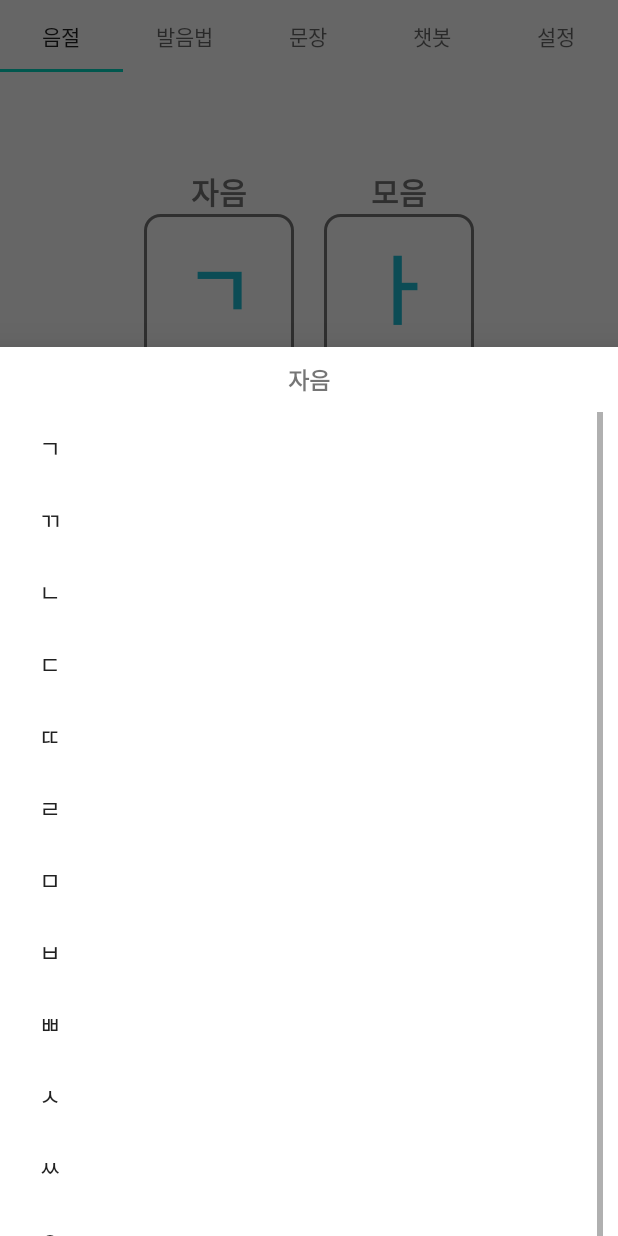
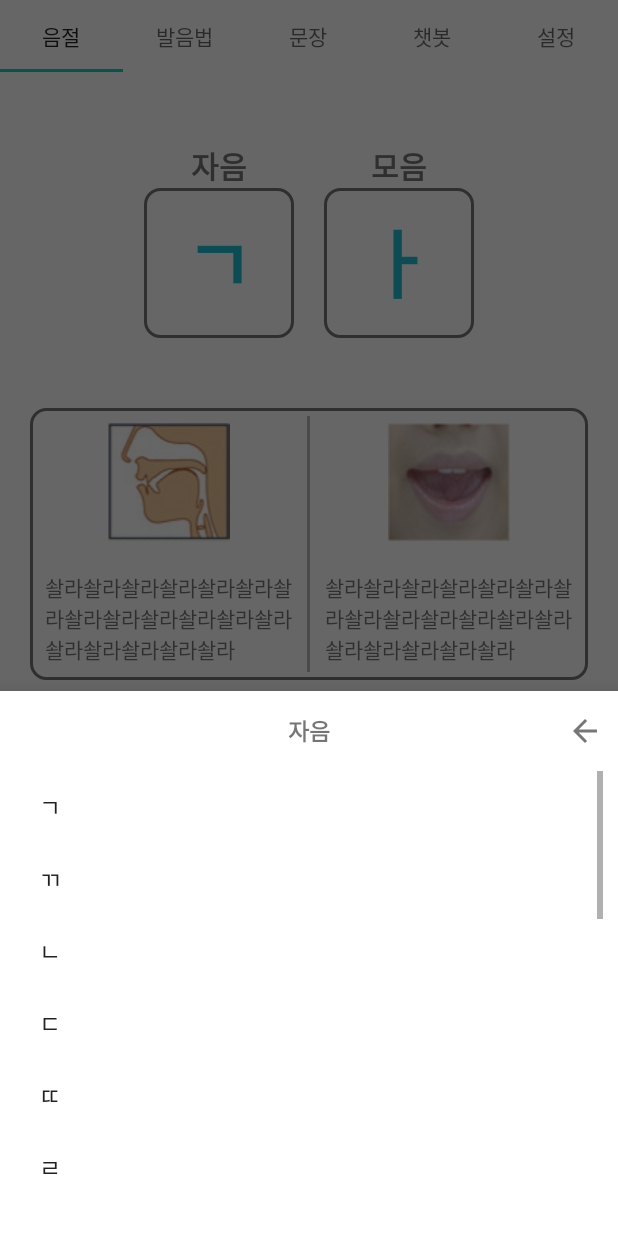
Before and after one commit to StartupChallenge/StartupChallenge, an Android app: the SyllableFragment screen opened directly, with no data from a screen before it, after a tap on an icon or button, on a phone screen of 412 x 824 dp. Run offline under Robolectric (Android 15) with nearby library versions, the phone set to English and light mode, and no system bars; our stand-ins replace androidx.preference.

Commit message:
자모음 선택 dialog 크기 조정, 드래그 비활성화

```diff
--- a/app/src/main/java/com/hoonhooney/sullivan/CharacterListDialog.java
+++ b/app/src/main/java/com/hoonhooney/sullivan/CharacterListDialog.java
@@ -1,5 +1,6 @@
 package com.hoonhooney.sullivan;
 
+import android.app.Dialog;
 import android.content.Context;
 import android.os.Bundle;
 import android.view.LayoutInflater;
@@ -7,13 +8,18 @@ import android.view.View;
 import android.view.ViewGroup;
 import android.widget.AdapterView;
 import android.widget.ArrayAdapter;
+import android.widget.ImageView;
 import android.widget.ListView;
 import android.widget.TextView;
 
 import androidx.annotation.NonNull;
 import androidx.annotation.Nullable;
 
+import com.google.android.material.bottomsheet.BottomSheetBehavior;
+import com.google.android.material.bottomsheet.BottomSheetDialog;
 import com.google.android.material.bottomsheet.BottomSheetDialogFragment;
+
+import java.lang.reflect.Field;
 
 public class CharacterListDialog extends BottomSheetDialogFragment {
     public static final String TAG = "TAG : CharacterListDialog";
@@ -23,6 +29,7 @@ public class CharacterListDialog extends BottomSheetDialogFragment {
     private String style;
     private TextView textView_title;
     private ListView listView_characters;
+    private ImageView button_back;
 
     private CharItemClickListener mListener;
 
@@ -54,6 +61,14 @@ public class CharacterListDialog extends BottomSheetDialogFragment {
             }
         });
 
+        button_back = view.findViewById(R.id.btn_bottom_sheet_back);
+        button_back.setOnClickListener(new View.OnClickListener() {
+            @Override
+            public void onClick(View view) {
+                dismiss();
+            }
+        });
+
         return view;
     }
 
@@ -68,6 +83,35 @@ public class CharacterListDialog extends BottomSheetDialogFragment {
     }
 
     @Override
+    public void setupDialog(Dialog dialog, int style) {
+        BottomSheetDialog bottomSheetDialog = (BottomSheetDialog) dialog;
+        bottomSheetDialog.setContentView(R.layout.dialog_bottom_sheet_list);
+
+        try {
+            Field behaviorField = bottomSheetDialog.getClass().getDeclaredField("behavior");
+            behaviorField.setAccessible(true);
+            final BottomSheetBehavior behavior = (BottomSheetBehavior) behaviorField.get(bottomSheetDialog);
+            behavior.setBottomSheetCallback(new BottomSheetBehavior.BottomSheetCallback() {
+
+                @Override
+                public void onStateChanged(@NonNull View bottomSheet, int newState) {
+                    if (newState == BottomSheetBehavior.STATE_DRAGGING){
+                        behavior.setState(BottomSheetBehavior.STATE_EXPANDED);
+                    }
+                }
+
+                @Override
+                public void onSlide(@NonNull View bottomSheet, float slideOffset) {
+                }
+            });
+        } catch (NoSuchFieldException e) {
+            e.printStackTrace();
+        } catch (IllegalAccessException e) {
+            e.printStackTrace();
+        }
+    }
+
+    @Override
     public void onDetach(){
         super.onDetach();
         mListener = null;
--- a/app/src/main/java/com/hoonhooney/sullivan/fragments/SyllableFragment.java
+++ b/app/src/main/java/com/hoonhooney/sullivan/fragments/SyllableFragment.java
@@ -127,7 +127,7 @@ public class SyllableFragment extends Fragment
         startActivityForResult(intent, 2);
     }
 
-//    녹음 결과에 대한 피드백 제공
+//    녹음 결과에 대한 feedback 제공
     @Override
     public void onActivityResult(int requestCode, int resultCode, Intent data){
         super.onActivityResult(requestCode, resultCode, data);
--- /dev/null
+++ b/app/src/main/res/drawable/ic_baseline_arrow_back_24.xml
@@ -0,0 +1,5 @@
+<vector android:height="24dp" android:tint="#777777"
+    android:viewportHeight="24" android:viewportWidth="24"
+    android:width="24dp" xmlns:android="http://schemas.android.com/apk/res/android">
+    <path android:fillColor="@android:color/white" android:pathData="M20,11H7.83l5.59,-5.59L12,4l-8,8 8,8 1.41,-1.41L7.83,13H20v-2z"/>
+</vector>
--- a/app/src/main/res/layout/dialog_bottom_sheet_list.xml
+++ b/app/src/main/res/layout/dialog_bottom_sheet_list.xml
@@ -6,20 +6,35 @@
     android:orientation="vertical"
     android:padding="10dp">
 
+    <RelativeLayout
+        android:layout_width="match_parent"
+        android:layout_height="wrap_content"
+        android:layout_marginBottom="10dp">
+
         <TextView
             android:id="@+id/textView_dialog_title"
             android:layout_width="wrap_content"
             android:layout_height="wrap_content"
             android:layout_gravity="center"
-        android:text="자음"
+            android:layout_centerInParent="true"
             android:textSize="15sp"
             android:textStyle="bold"
             android:layout_marginBottom="10dp"
             />
 
+        <ImageView
+            android:id="@+id/btn_bottom_sheet_back"
+            android:layout_width="wrap_content"
+            android:layout_height="wrap_content"
+            android:src="@drawable/ic_baseline_arrow_back_24"
+            android:layout_alignParentRight="true"
+            android:layout_alignParentEnd="true"
+            android:layout_centerVertical="true"/>
+    </RelativeLayout>
+
     <ListView
         android:id="@+id/listView_characters"
         android:layout_width="match_parent"
-        android:layout_height="wrap_content" />
+        android:layout_height="300dp" />
 
 </LinearLayout>
--- a/app/src/main/res/layout/fragment_syllable.xml
+++ b/app/src/main/res/layout/fragment_syllable.xml
@@ -16,7 +16,7 @@
         android:layout_height="wrap_content"
         android:gravity="center"
         android:orientation="horizontal"
-        app:layout_constraintBottom_toBottomOf="parent"
+        app:layout_constraintBottom_toTopOf="@+id/linearLayout3"
         app:layout_constraintTop_toTopOf="parent"
         app:layout_constraintVertical_bias="0.1"
         tools:layout_editor_absoluteX="0dp">
@@ -107,7 +107,7 @@
         android:gravity="center"
         android:orientation="horizontal"
         android:paddingHorizontal="10dp"
-        app:layout_constraintBottom_toBottomOf="parent"
+        app:layout_constraintBottom_toTopOf="@+id/textView_syllable_result"
         app:layout_constraintTop_toBottomOf="@+id/linearLayout2"
         app:layout_constraintVertical_bias="0.1"
         tools:layout_editor_absoluteX="40dp">
```
Lines whose indentation alone changed are shown as unchanged.
